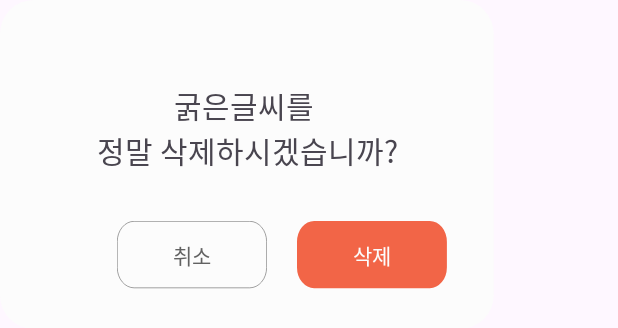
After one commit to kizizip/REPER, an Android app: the layout dialog_delete.xml on its own in the app's theme, with its tools: preview values and no code run, on a phone screen of 412 x 824 dp. The commit adds this screen. Shown: the top 328 px of the screen. Run offline under Robolectric (Android 15) with nearby library versions, the phone set to English and light mode, and no system bars.

Commit message:
[feat] front - delete dialog완성

```diff
--- /dev/null
+++ b/reper_front/app/src/main/res/drawable/dialog_delete.xml
@@ -0,0 +1,9 @@
+<vector xmlns:android="http://schemas.android.com/apk/res/android"
+    android:width="335dp"
+    android:height="222dp"
+    android:viewportWidth="335"
+    android:viewportHeight="222">
+  <path
+      android:pathData="M22.78,0L311.37,0A22.78,22.78 0,0 1,334.16 22.78L334.16,198.41A22.78,22.78 0,0 1,311.37 221.19L22.78,221.19A22.78,22.78 0,0 1,0 198.41L0,22.78A22.78,22.78 0,0 1,22.78 0z"
+      android:fillColor="#FCFCFC"/>
+</vector>
--- /dev/null
+++ b/reper_front/app/src/main/res/drawable/line_btn.xml
@@ -0,0 +1,14 @@
+<vector xmlns:android="http://schemas.android.com/apk/res/android"
+    android:width="133dp"
+    android:height="50dp"
+    android:viewportWidth="133"
+    android:viewportHeight="50">
+  <path
+      android:pathData="M15.19,0.24L117.71,0.24A14.95,14.95 0,0 1,132.67 15.19L132.67,34.18A14.95,14.95 0,0 1,117.71 49.13L15.19,49.13A14.95,14.95 0,0 1,0.24 34.18L0.24,15.19A14.95,14.95 0,0 1,15.19 0.24z"
+      android:fillColor="#FCFCFC"/>
+  <path
+      android:pathData="M15.19,0.24L117.71,0.24A14.95,14.95 0,0 1,132.67 15.19L132.67,34.18A14.95,14.95 0,0 1,117.71 49.13L15.19,49.13A14.95,14.95 0,0 1,0.24 34.18L0.24,15.19A14.95,14.95 0,0 1,15.19 0.24z"
+      android:strokeWidth="0.474654"
+      android:fillColor="#00000000"
+      android:strokeColor="#626262"/>
+</vector>
--- /dev/null
+++ b/reper_front/app/src/main/res/drawable/org_btn.xml
@@ -0,0 +1,9 @@
+<vector xmlns:android="http://schemas.android.com/apk/res/android"
+    android:width="133dp"
+    android:height="50dp"
+    android:viewportWidth="133"
+    android:viewportHeight="50">
+  <path
+      android:pathData="M15.19,0L117.71,0A15.19,15.19 0,0 1,132.9 15.19L132.9,34.18A15.19,15.19 0,0 1,117.71 49.36L15.19,49.36A15.19,15.19 0,0 1,0 34.18L0,15.19A15.19,15.19 0,0 1,15.19 0z"
+      android:fillColor="#F26547"/>
+</vector>
--- /dev/null
+++ b/reper_front/app/src/main/res/layout/dialog_delete.xml
@@ -0,0 +1,76 @@
+<?xml version="1.0" encoding="utf-8"?>
+<LinearLayout xmlns:android="http://schemas.android.com/apk/res/android"
+    android:layout_width="330dp"
+    android:layout_height="220dp"
+    android:orientation="vertical"
+    android:background="@drawable/dialog_delete"
+    xmlns:app="http://schemas.android.com/apk/res-auto">
+
+    <LinearLayout
+        android:layout_width="wrap_content"
+        android:layout_height="wrap_content"
+        android:layout_marginTop="55dp"
+        android:layout_gravity="center"
+        android:layout_marginHorizontal="32dp"
+        >
+    <TextView
+        android:id="@+id/dialog_delete_bold_tv"
+        android:layout_width="wrap_content"
+        android:layout_height="wrap_content"
+        android:text="굵은글씨"
+        android:textSize="20sp"
+        android:fontFamily="@font/pretendard_semibold"/>
+    <TextView
+        android:id="@+id/dialog_delete_rle_tv"
+        android:layout_width="wrap_content"
+        android:layout_height="wrap_content"
+        android:text="를 "
+        android:textSize="20sp"
+       />
+
+    </LinearLayout>
+
+    <TextView
+        android:id="@+id/dialog_delete_tv"
+        android:layout_width="wrap_content"
+        android:layout_height="wrap_content"
+        android:text="정말 삭제하시겠습니까?"
+        android:textSize="20sp"
+        android:layout_gravity="center"
+        />
+
+
+    <LinearLayout
+        android:layout_width="wrap_content"
+        android:layout_height="wrap_content"
+        android:layout_gravity="end"
+        android:layout_marginTop="32dp"
+        android:orientation="horizontal">
+
+
+        <androidx.appcompat.widget.AppCompatButton
+            android:id="@+id/dialog_delete_cancle_btn"
+           android:layout_width="100dp"
+            android:layout_height="45dp"
+            android:background="@drawable/line_btn"
+            android:text="취소"
+            android:textColor="@color/darkgray"
+            android:fontFamily="@font/pretendard_semibold"
+            />
+
+        <androidx.appcompat.widget.AppCompatButton
+            android:id="@+id/dialog_delete_delete_btn"
+            android:layout_width="100dp"
+            android:layout_height="45dp"
+            android:text="삭제"
+            android:background="@drawable/org_btn"
+            android:layout_marginRight="32dp"
+            android:layout_marginLeft="20dp"
+            android:textColor="@color/bgwhite"
+            android:fontFamily="@font/pretendard_bold"
+            />
+
+    </LinearLayout>
+
+
+</LinearLayout>
--- a/reper_front/app/src/main/res/layout/fragment_boss.xml
+++ b/reper_front/app/src/main/res/layout/fragment_boss.xml
@@ -5,6 +5,7 @@
     android:layout_height="match_parent"
     xmlns:app="http://schemas.android.com/apk/res-auto"
     android:elevation="0dp"
+    android:background="@color/bgwhite"
     tools:context=".ui.boss.BossFragment">
 <LinearLayout
     android:layout_width="match_parent"
@@ -26,12 +27,12 @@
         <ImageView
             android:id="@+id/recipe_fg_back_icon"
             android:layout_width="30sp"
-            android:layout_height="30sp"
+            android:layout_height="28sp"
             android:src="@drawable/baseline_arrow_back_ios_24"
-            android:layout_marginTop="60dp"
+            android:layout_marginTop="62dp"
             app:layout_constraintStart_toStartOf="parent"
             app:layout_constraintTop_toTopOf="parent"
-            android:tint="@color/bgwhite"
+            app:tint="@color/bgwhite"
         />
 
         <TextView
--- a/reper_front/app/src/main/res/layout/fragment_recipe_manage.xml
+++ b/reper_front/app/src/main/res/layout/fragment_recipe_manage.xml
@@ -3,6 +3,7 @@
     xmlns:tools="http://schemas.android.com/tools"
     android:layout_width="match_parent"
     android:layout_height="match_parent"
+    android:background="@color/bgwhite"
     xmlns:app="http://schemas.android.com/apk/res-auto"
     tools:context=".ui.boss.RecipeManageFragment">
 
--- a/reper_front/app/src/main/res/layout/ingredient_filter_dialog.xml
+++ /dev/null
@@ -1,6 +0,0 @@
-<?xml version="1.0" encoding="utf-8"?>
-<androidx.constraintlayout.widget.ConstraintLayout xmlns:android="http://schemas.android.com/apk/res/android"
-    android:layout_width="match_parent"
-    android:layout_height="match_parent">
-
-</androidx.constraintlayout.widget.ConstraintLayout>
--- a/reper_front/app/src/main/res/layout/recipe_delete_dialog.xml
+++ /dev/null
@@ -1,6 +0,0 @@
-<?xml version="1.0" encoding="utf-8"?>
-<androidx.constraintlayout.widget.ConstraintLayout xmlns:android="http://schemas.android.com/apk/res/android"
-    android:layout_width="match_parent"
-    android:layout_height="match_parent">
-
-</androidx.constraintlayout.widget.ConstraintLayout>
```
Also changed, not shown: reper_front/app/src/main/res/layout/dialog_ingredient_filter.xml (renamed from reper_front/app/src/main/res/layout/access_delete_dialog.xml).
